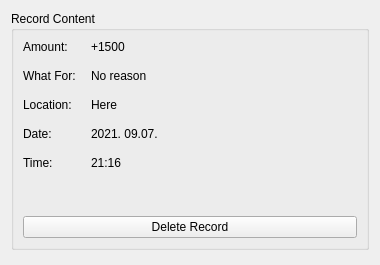
This is FinancialManager/Content/History/Components/recordcontentwidget.ui in Aethermeister/FinancialManager as Qt 5 draws it before an edit. The edited form follows.
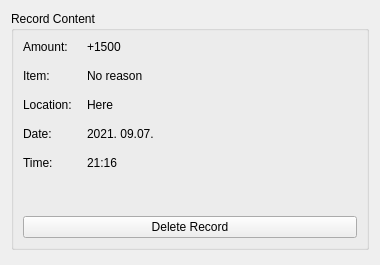
This is the edited form.

Commit message:
WhatFor changed to Item
In the Record struct the member WhatFor has been changed to Item

.qss updated to support new namespaces

What changed in the file:
```diff
--- a/FinancialManager/Content/History/Components/recordcontentwidget.ui
+++ b/FinancialManager/Content/History/Components/recordcontentwidget.ui
@@ -60,7 +60,7 @@
         <item row="1" column="0">
          <widget class="QLabel" name="label_2">
           <property name="text">
-           <string>What For:</string>
+           <string>Item:</string>
           </property>
          </widget>
         </item>
```
Left out of the diff: 2 changed lines with no effect on the pictures. The commit also changes 14 other files.
